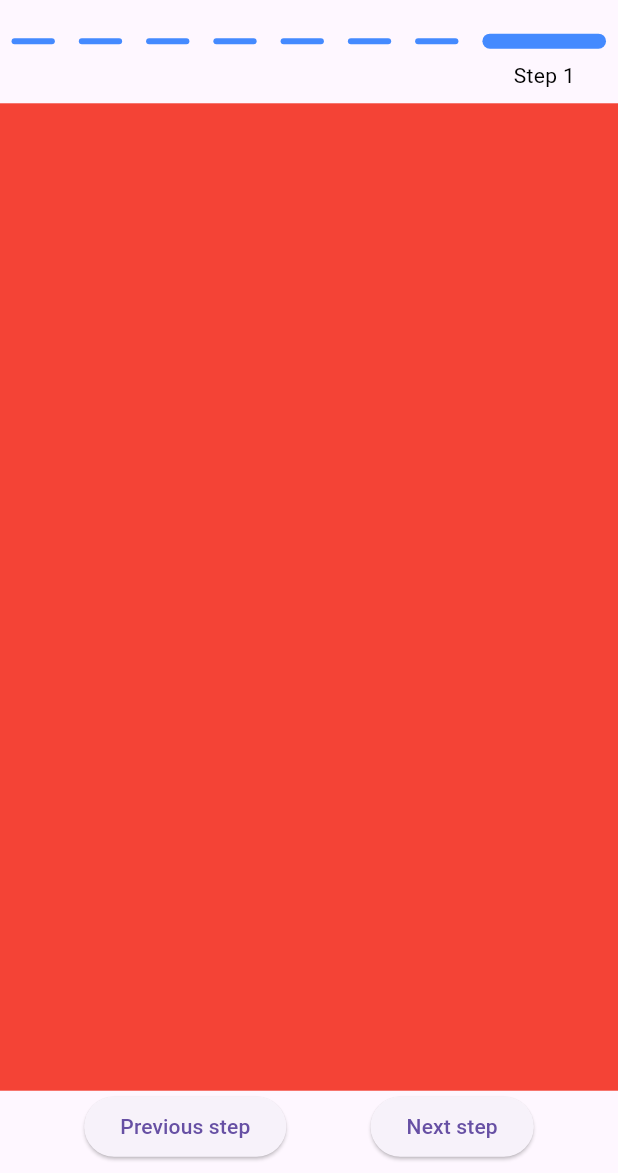
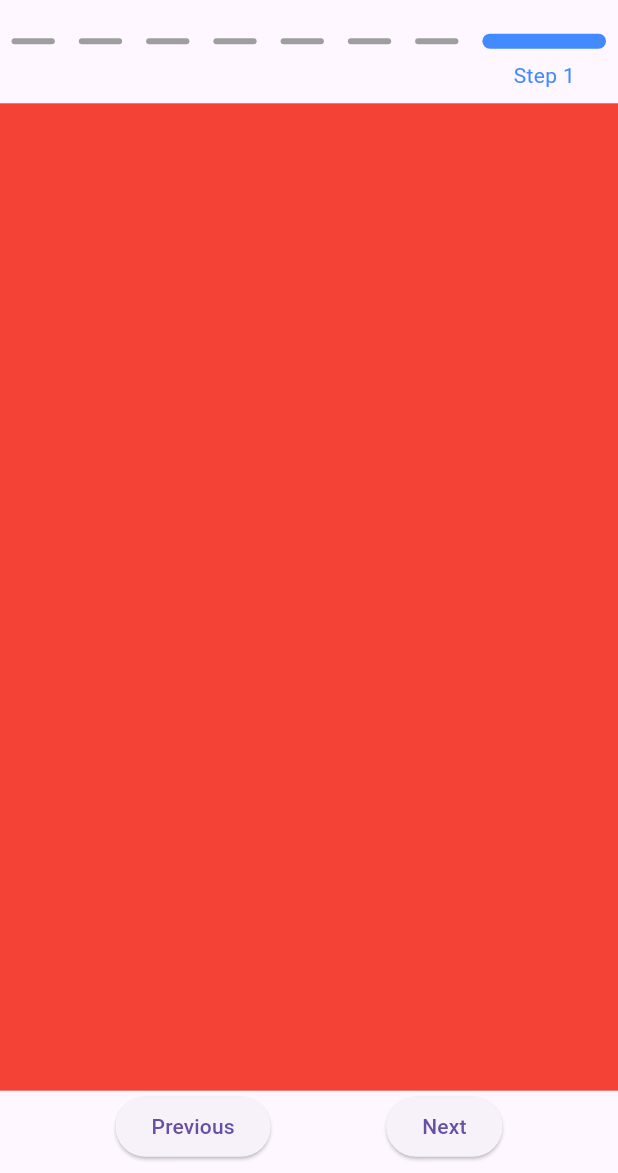
Before and after one commit to Ramtinmoradi/simple_flutter_stepper, a Flutter app: the screen it shows after launch, on a phone screen of 412 x 824 dp, the part 63-1236 px from its top. Run offline on Flutter 3.47's test engine with Material 3 defaults, Android fonts, the phone set to English and light mode, and no system bars.

Commit message:
Chore: update version and add some change in code

```diff
--- a/example/lib/main.dart
+++ b/example/lib/main.dart
@@ -14,12 +14,6 @@ class MyApp extends StatefulWidget {
 
 class _MyAppState extends State<MyApp> {
   int currentStep = 0;
-
-  void goToStep(int step) {
-    setState(() {
-      currentStep = step.clamp(0, 7);
-    });
-  }
 
   getColor(int index) {
     if (index == 0) {
@@ -41,49 +35,34 @@ class _MyAppState extends State<MyApp> {
     }
   }
 
+  goToStep(int step) {
+    setState(() {
+      currentStep = step.clamp(0, 7);
+    });
+  }
+
   @override
   Widget build(BuildContext context) {
     return MaterialApp(
       debugShowCheckedModeBanner: false,
       home: SimpleFlutterStepper(
+        nextOnTap: () => goToStep(currentStep + 1),
+        previousOnTap: () => goToStep(currentStep - 1),
         itemCount: 8,
+        disableColor: Colors.grey,
         activeStep: currentStep,
         textStyle: const TextStyle(fontSize: 14.0, color: Colors.black),
-        titles: const [
-          'Step 1',
-          'Step 2',
-          'Step 3',
-          'Step 4',
-          'Step 5',
-          'Step 6',
-          'Step 7',
-          'Step 8'
-        ],
+        titles: const ['Step 1', 'Step 2', 'Step 3', 'Step 4', 'Step 5', 'Step 6', 'Step 7', 'Step 8'],
         duration: const Duration(milliseconds: 2000),
-        color: Colors.blueAccent,
+        activeColor: Colors.blueAccent,
         appBar: AppBar(
           centerTitle: true,
           title: const Text('Simple Stepper'),
         ),
+        previousButtonTitle: 'Previous',
+        nextButtonTitle: 'Next',
         bodyChild: Container(
           color: getColor(currentStep),
-        ),
-        footerChild: Row(
-          mainAxisAlignment: MainAxisAlignment.spaceEvenly,
-          children: [
-            ElevatedButton(
-              onPressed: () {
-                goToStep(currentStep + 1);
-              },
-              child: const Text('Next step'),
-            ),
-            ElevatedButton(
-              onPressed: () {
-                goToStep(currentStep - 1);
-              },
-              child: const Text('Previous step'),
-            ),
-          ],
         ),
       ),
     );
--- a/lib/simple_flutter_stepper.dart
+++ b/lib/simple_flutter_stepper.dart
@@ -9,18 +9,30 @@ class SimpleFlutterStepper extends StatefulWidget {
     this.width,
     this.appBar,
     this.textDirection,
-    required this.color,
+    this.backgroundColor,
+    required this.previousOnTap,
+    required this.nextOnTap,
+    this.previousButtonTitle,
+    this.nextButtonTitle,
+    this.nextButtonTextStyle,
+    this.previousButtonTextStyle,
+    this.nextButtonStyle,
+    this.previousButtonStyle,
+    required this.activeColor,
+    required this.disableColor,
     required this.titles,
     required this.duration,
     required this.textStyle,
     required this.itemCount,
     required this.activeStep,
     required this.bodyChild,
-    required this.footerChild,
   });
 
-  ///The Color for stepper container
-  final Color color;
+  ///The Color for active step
+  final Color activeColor;
+
+  ///The Color for active step
+  final Color disableColor;
 
   ///The curve for how show animations
   final Curve? curve;
@@ -40,9 +52,6 @@ class SimpleFlutterStepper extends StatefulWidget {
   ///Time to show and work animations
   final Duration duration;
 
-  ///The Footer widget for use button to handle go next step or previous step
-  final Widget footerChild;
-
   ///Style of step text
   final TextStyle textStyle;
 
@@ -52,15 +61,41 @@ class SimpleFlutterStepper extends StatefulWidget {
   ///The list of title of step
   final List<String> titles;
 
-  ///The appbar forshow in scaffold
+  ///The appbar for show in scaffold
   final PreferredSizeWidget? appBar;
+
+  ///Background Color of scaffold
+  final Color? backgroundColor;
+
+  ///Set onPressed for previous button
+  final VoidCallback previousOnTap;
+
+  ///Set onPressed for next button
+  final VoidCallback nextOnTap;
+
+  ///Title for previous button
+  final String? previousButtonTitle;
+
+  ///Title for next button
+  final String? nextButtonTitle;
+
+  ///Style of next button title
+  final TextStyle? nextButtonTextStyle;
+
+  ///Style of previous button title
+  final TextStyle? previousButtonTextStyle;
+
+  ///Style of next button
+  final ButtonStyle? nextButtonStyle;
+
+  ///Style of previous button
+  final ButtonStyle? previousButtonStyle;
 
   @override
   State<SimpleFlutterStepper> createState() => _SimpleFlutterStepperState();
 }
 
-class _SimpleFlutterStepperState extends State<SimpleFlutterStepper>
-    with SingleTickerProviderStateMixin {
+class _SimpleFlutterStepperState extends State<SimpleFlutterStepper> with SingleTickerProviderStateMixin {
   late AnimationController _controller;
   late List<bool> stepShown;
   int previousActiveStep = -1;
@@ -72,10 +107,19 @@ class _SimpleFlutterStepperState extends State<SimpleFlutterStepper>
       duration: widget.duration,
     )..forward();
 
+    if (widget.itemCount == widget.titles.length) {
       stepShown = List<bool>.filled(widget.itemCount, false);
 
       stepShown[0] = true;
-
+    } else {
+      ScaffoldMessenger.of(context).showSnackBar(
+        SnackBar(
+          content: Center(
+            child: Text('Please check your itemCount and titles list length'),
+          ),
+        ),
+      );
+    }
     super.initState();
   }
 
@@ -101,6 +145,7 @@ class _SimpleFlutterStepperState extends State<SimpleFlutterStepper>
   @override
   Widget build(BuildContext context) {
     return Scaffold(
+      backgroundColor: widget.backgroundColor,
       appBar: widget.appBar,
       body: SafeArea(
         child: Directionality(
@@ -134,19 +179,20 @@ class _SimpleFlutterStepperState extends State<SimpleFlutterStepper>
                                 borderRadius: BorderRadius.all(
                                   Radius.circular(50.0),
                                 ),
-                                color: widget.color,
+                                color: stepShown[index] == true ? widget.activeColor : widget.disableColor,
                               ),
                             ),
                             SizedBox(height: 8.0),
                             SizedBox(
                               height: 20.0,
-                              child:
-                                  widget.activeStep == index && stepShown[index]
+                              child: widget.activeStep == index && stepShown[index]
                                   ? FadeTransition(
                                       opacity: _controller,
                                       child: Text(
                                         widget.titles[index],
-                                            style: widget.textStyle,
+                                        style: widget.textStyle.copyWith(
+                                          color: widget.activeStep == index ? widget.activeColor : null,
+                                        ),
                                       ),
                                     )
                                   : const SizedBox(),
@@ -164,7 +210,44 @@ class _SimpleFlutterStepperState extends State<SimpleFlutterStepper>
               ),
               Flexible(
                 flex: 1,
-                child: widget.footerChild,
+                child: Row(
+                  mainAxisAlignment: MainAxisAlignment.spaceEvenly,
+                  children: [
+                    Visibility(
+                      visible: widget.nextButtonTitle != null,
+                      child: ElevatedButton(
+                        style: widget.nextButtonStyle,
+                        onPressed: () {
+                          setState(() {
+                            stepShown[widget.activeStep] = true;
+                          });
+                          widget.nextOnTap();
+                        },
+                        child: Text(
+                          widget.nextButtonTitle!,
+                          style: widget.nextButtonTextStyle,
+                        ),
+                      ),
+                    ),
+                    Visibility(
+                      visible: widget.previousButtonTitle != null,
+                      child: ElevatedButton(
+                        style: widget.previousButtonStyle,
+                        onPressed: () {
+                          setState(() {
+                            stepShown[widget.activeStep] = false;
+                          });
+
+                          widget.previousOnTap();
+                        },
+                        child: Text(
+                          widget.previousButtonTitle!,
+                          style: widget.previousButtonTextStyle,
+                        ),
+                      ),
+                    ),
+                  ],
+                ),
               ),
             ],
           ),
@@ -174,7 +257,7 @@ class _SimpleFlutterStepperState extends State<SimpleFlutterStepper>
   }
 }
 
-///if User has no size for width step container we use this method to get width in active and deactive step
+///if User has no size for width step container we use this method to get width in active and deActive step
 double defaultWidth(BuildContext context, {required bool condition}) {
   if (condition) {
     return MediaQuery.sizeOf(context).width * 0.2;
--- a/pubspec.yaml
+++ b/pubspec.yaml
@@ -1,6 +1,6 @@
 name: simple_flutter_stepper
 description: "A simple package to make a stepper easily and quickly. Using the simplest methods and better customizations."
-version: 0.0.5
+version: 0.0.6
 homepage: https://github.com/Ramtinmoradi/simple_flutter_stepper.git
 repository: https://github.com/Ramtinmoradi/simple_flutter_stepper.git
 license: MIT
```
Also changed, not shown: example/pubspec.lock, 2 other files. Lines whose indentation alone changed are shown as unchanged.
